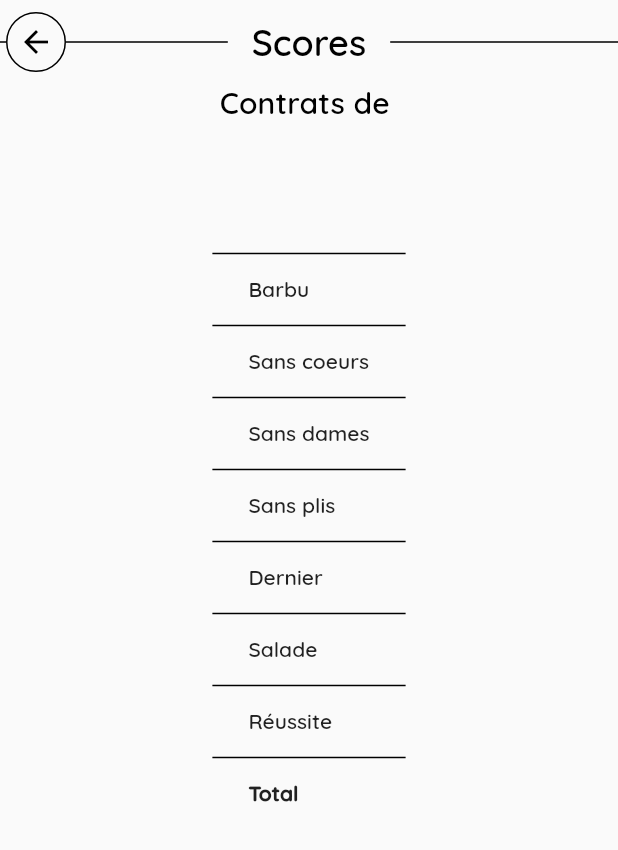
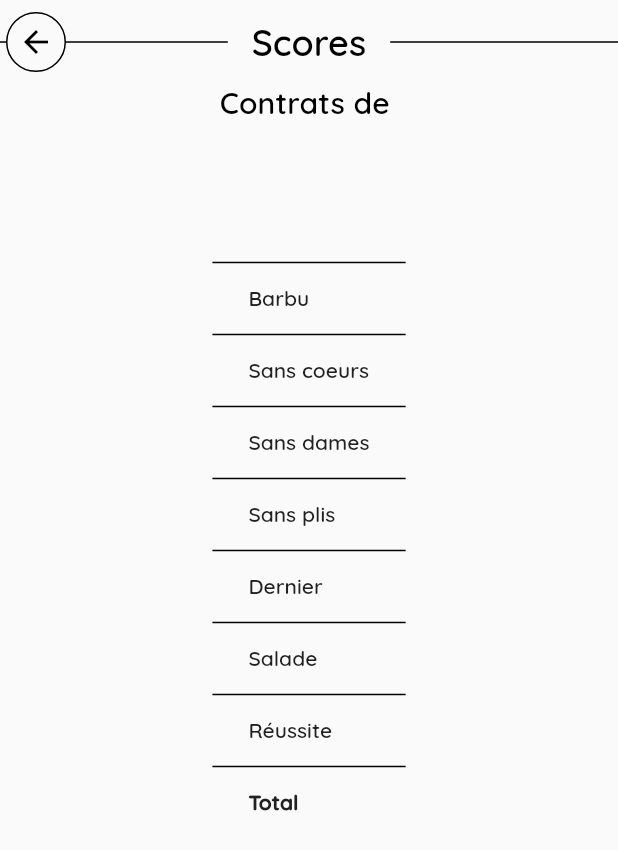
Before and after one commit to Zigotote/barbu_score, a Flutter app: the ScoresByPlayer widget shown alone on an empty page, opened directly with empty values, on a phone screen of 412 x 824 dp. Shown: the top 850 px of the screen. Run offline on Flutter 3.47's test engine with Material 2 defaults, Android fonts, the light colour scheme and no system bars; our stand-ins replace flip_card, get, get_storage, sprintf, wakelock; missing offline and left inert: flutter_circular_text; accounts and stored records are empty; Roboto replaces fonts that are missing (QuickSand).

Commit message:
Upd: fix score table responsivness

```diff
--- a/lib/pages/scores_by_player.dart
+++ b/lib/pages/scores_by_player.dart
@@ -14,8 +14,9 @@ class ScoresByPlayer extends GetView<PartyController> {
 
   /// Builds the table to display the scores of the players in a matrix
   DataTable _buildTable() {
+    final double headingHeight = Get.width * 0.17;
     return DataTable(
-      headingRowHeight: 64,
+      headingRowHeight: headingHeight,
       headingTextStyle: Get.textTheme.labelLarge,
       columnSpacing: 8,
       border: TableBorder(
@@ -27,7 +28,7 @@ class ScoresByPlayer extends GetView<PartyController> {
             .map(
               (player) => DataColumn(
                 label: Container(
-                  width: 56,
+                  width: headingHeight,
                   child: Column(
                     children: [
                       PlayerIcon(
@@ -100,7 +101,9 @@ class ScoresByPlayer extends GetView<PartyController> {
     return DefaultPage(
         hasLeading: true,
         title: "Scores",
-      content: Column(
+        content: SingleChildScrollView(
+          scrollDirection: Axis.vertical,
+          child: Column(
             children: [
               MySubtitle("Contrats de ${player.name}"),
               SingleChildScrollView(
@@ -109,6 +112,6 @@ class ScoresByPlayer extends GetView<PartyController> {
               ),
             ],
           ),
-    );
+        ));
   }
 }
```
Also changed, not shown: 1 other file. Lines whose indentation alone changed are shown as unchanged.
